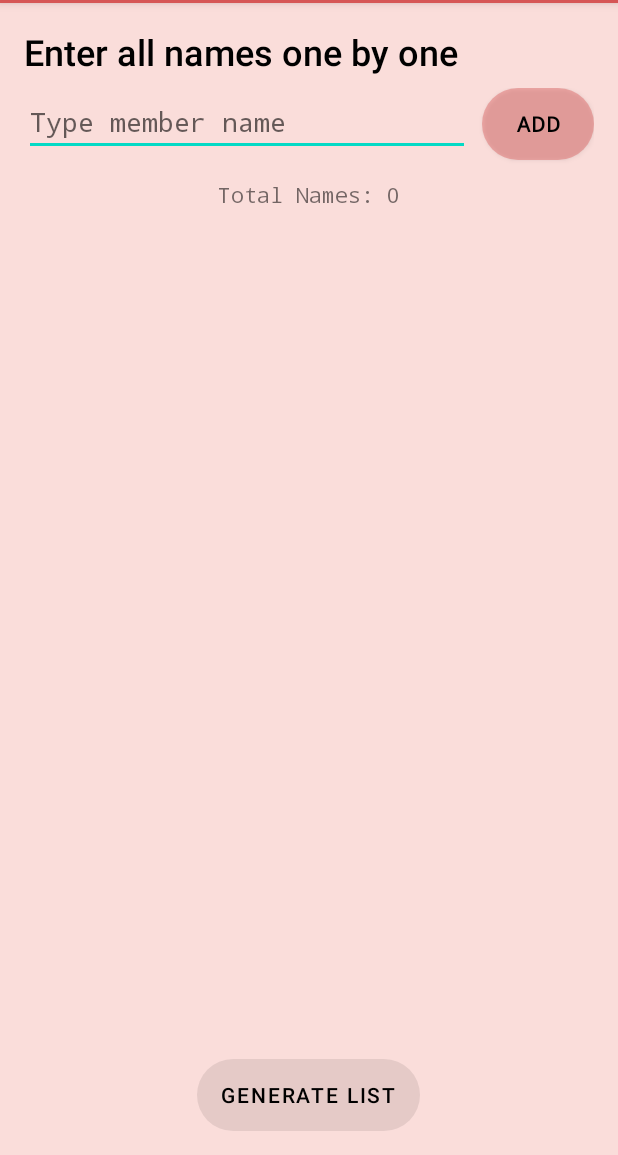
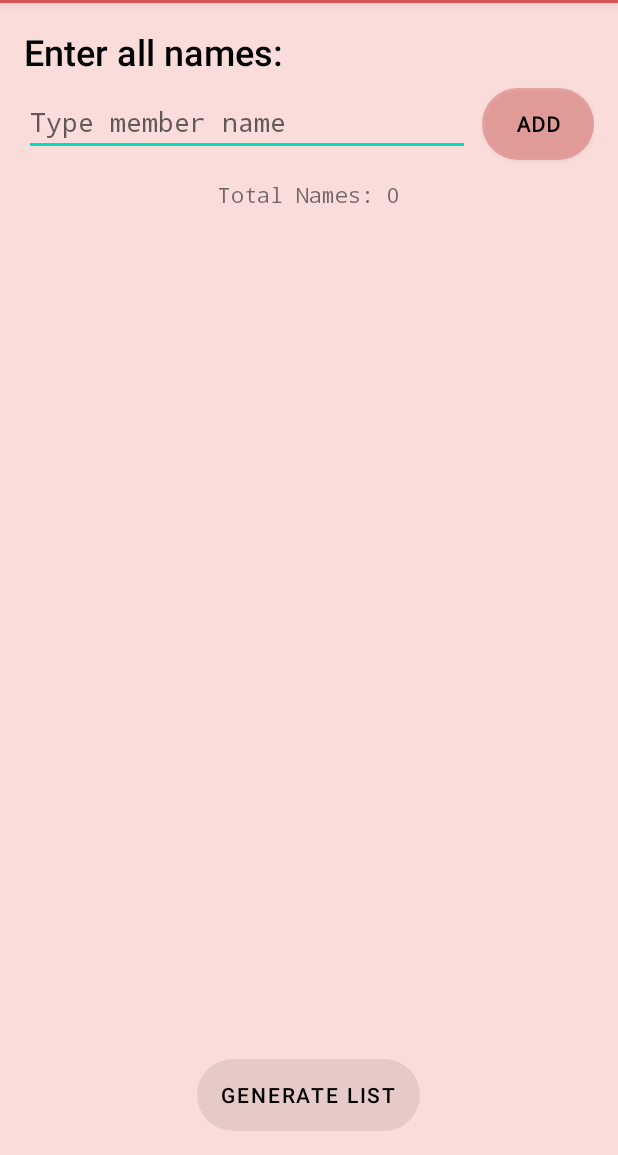
Before and after one commit to AnujSrivastava007/RandomTeams, an Android app: the Manual screen opened directly, with no data from a screen before it, on a phone screen of 412 x 824 dp, the part 81-1236 px from its top. Run offline under Robolectric (Android 15) with nearby library versions, the phone set to English and light mode, and no system bars.

Commit message:
Changed top heading text

```diff
--- a/app/src/main/res/layout/activity_manual.xml
+++ b/app/src/main/res/layout/activity_manual.xml
@@ -14,7 +14,7 @@ also see coress and edit nae on clidl-->
     <TextView
         android:layout_width="wrap_content"
         android:layout_height="wrap_content"
-        android:text="Enter all names one by one"
+        android:text="Enter all names:"
         android:fontFamily="sans-serif-medium"
         android:textColor="@color/black"
         android:layout_marginBottom="8dp"
```
